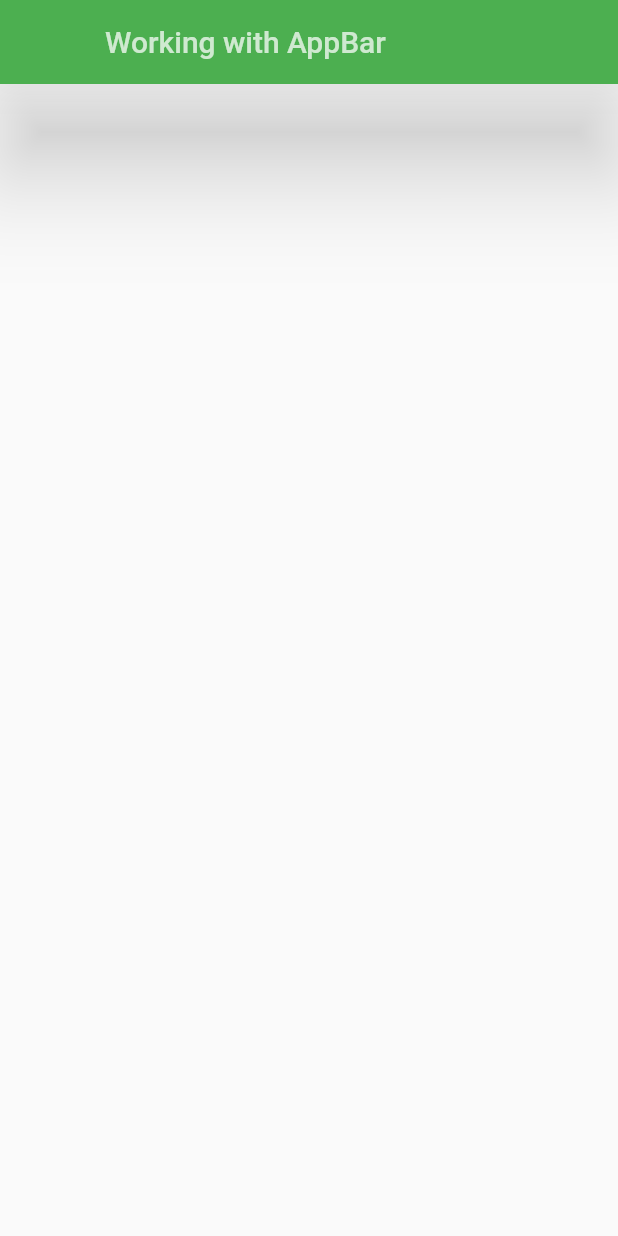
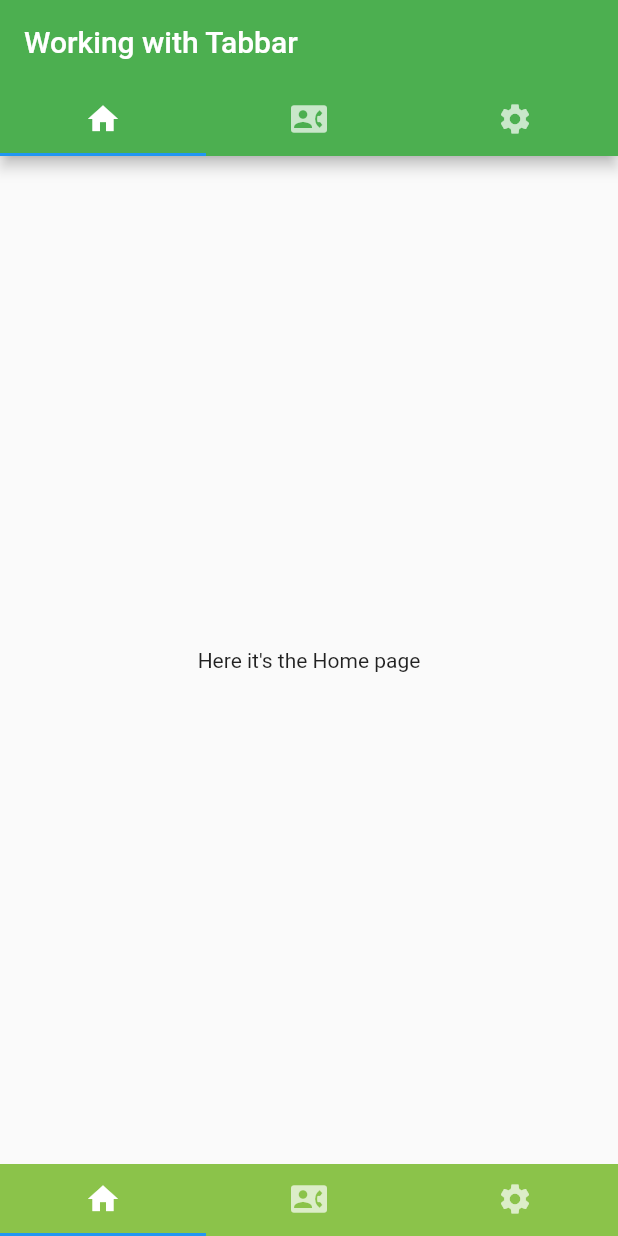
Before and after one commit to medsedki/First-Flutter-App, a Flutter app: the screen it shows after launch, on a phone screen of 412 x 824 dp. Run offline on Flutter 3.47's test engine with Material 2 defaults, Android fonts, the phone set to English and light mode, and no system bars.

Commit message:
Working with Tabbar

```diff
--- a/lib/main.dart
+++ b/lib/main.dart
@@ -36,7 +36,13 @@ void main() {
   //runApp(new MaterialApp(home: new ApplicationGrid()));
 
   //Working with AppBar
-  runApp(new MaterialApp(home: new ApplicationAppBar()));
+  //runApp(new MaterialApp(home: new ApplicationAppBar()));
+
+  //Working with AppBar Leading & Action
+  //runApp(new MaterialApp(home: new AppBarLeadingAndAction()));
+
+  //Working with tabbar
+  runApp(new MaterialApp(home: new ApplicationTabbar()));
 }
 
 class MyApp extends StatelessWidget {
@@ -436,3 +442,115 @@ class _ApplicationStateAppBar extends State<ApplicationAppBar> {
     );
   }
 }
+
+//Working with AppBar Leading & Action
+class AppBarLeadingAndAction extends StatefulWidget {
+  @override
+  _StateAppBarLeadingAction createState() => new _StateAppBarLeadingAction();
+}
+
+class _StateAppBarLeadingAction extends State<AppBarLeadingAndAction> {
+  Widget build(BuildContext context) {
+    return new Scaffold(
+      appBar: new AppBar(
+        title: new Text('AppBar Leading & Action'),
+        leading: new Icon(Icons.menu),
+        actions: <Widget>[
+          new IconButton(
+            icon: new Icon(Icons.arrow_forward),
+            onPressed: () {
+              print('you pressed Arrow Button');
+            },
+          ),
+          new IconButton(
+              icon: new Icon(Icons.add),
+              onPressed: () {
+                print('you pressed Addition Button');
+              }),
+          new IconButton(
+              icon: new Icon(Icons.close),
+              onPressed: () {
+                print('you pressed Close Button');
+              }),
+        ],
+      ),
+    );
+  }
+}
+
+//Working with tabbar
+class ApplicationTabbar extends StatefulWidget {
+  @override
+  _ApplicationStateTabbar createState() => new _ApplicationStateTabbar();
+}
+
+class _ApplicationStateTabbar extends State<ApplicationTabbar>
+    with SingleTickerProviderStateMixin {
+  TabController controller;
+
+  @override
+  void initState() {
+    super.initState();
+    controller = new TabController(length: 3, vsync: this);
+  }
+
+  @override
+  void dispose() {
+    controller.dispose();
+    super.dispose();
+  }
+
+  @override
+  Widget build(BuildContext context) {
+    return new MaterialApp(
+        title: "Application001",
+        home: new Scaffold(
+          appBar: new AppBar(
+            title: new Text("Working with Tabbar"),
+            bottom: new TabBar(controller: controller, tabs: [
+              new Tab(
+                //text: "TAB 1",
+                icon: new Icon(Icons.home),
+              ),
+              new Tab(
+                //text: "TAB 2",
+                icon: new Icon(Icons.contact_phone),
+              ),
+              new Tab(
+                //text: "TAB 3",
+                icon: new Icon(Icons.settings),
+              ),
+            ]),
+            backgroundColor: Colors.green,
+          ),
+          bottomNavigationBar: new Material(
+            color: Colors.lightGreen,
+            child: new TabBar(controller: controller, tabs: [
+              new Tab(
+                icon: new Icon(Icons.home),
+              ),
+              new Tab(
+                icon: new Icon(Icons.contact_phone),
+              ),
+              new Tab(
+                icon: new Icon(Icons.settings),
+              ),
+            ]),
+          ),
+          body: new TabBarView(
+            controller: controller,
+            children: <Widget>[
+              new Center(
+                child: new Text("Here it's the Home page"),
+              ),
+              new Center(
+                child: new Text("Here it's the Contact page"),
+              ),
+              new Center(
+                child: new Text("Here it's the Settings page"),
+              ),
+            ],
+          ),
+        ));
+  }
+}
```
Also changed, not shown: images/working_with_tabbar.png (added), 1 other file.
